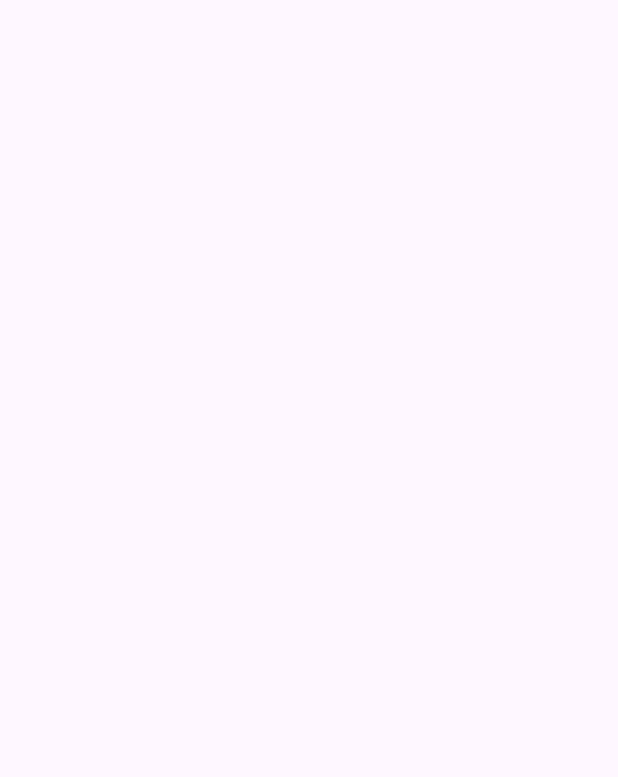
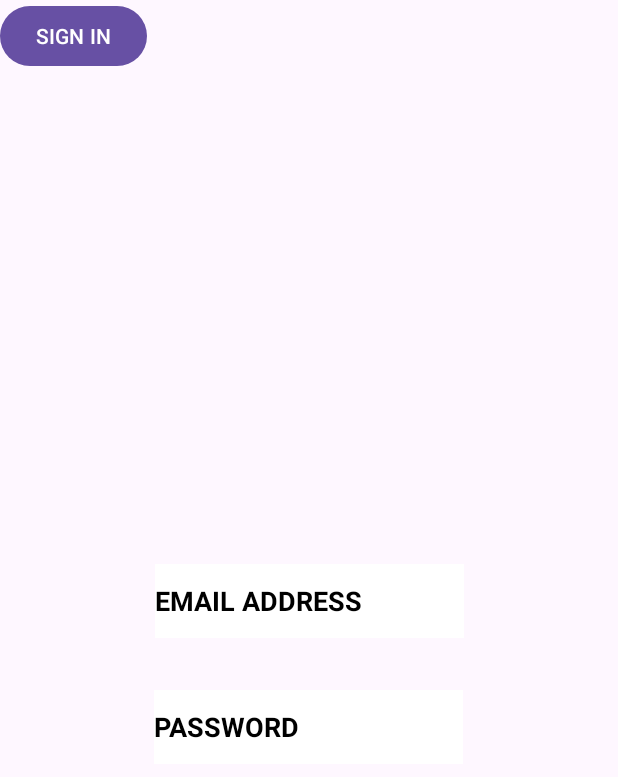
Before and after one commit to ritikbhatt20/Innotech, an Android app: the screen it shows after launch (MainActivity), on a phone screen of 412 x 824 dp. Before the commit the part shown is empty. Shown: the top 777 px of the screen. Run offline under Robolectric (Android 15) with nearby library versions, the phone set to English and light mode, and no system bars.

Commit message:
Second commit by Ananya

```diff
--- a/app/src/main/res/layout/activity_main.xml
+++ b/app/src/main/res/layout/activity_main.xml
@@ -7,4 +7,57 @@
     tools:context=".MainActivity">
 
 
+    <ImageView
+        android:id="@+id/imageView1"
+        android:layout_width="251dp"
+        android:layout_height="180dp"
+        app:layout_constraintBottom_toBottomOf="parent"
+        app:layout_constraintEnd_toEndOf="parent"
+        app:layout_constraintStart_toStartOf="parent"
+        app:layout_constraintTop_toTopOf="parent"
+        app:layout_constraintVertical_bias="0.232" />
+
+    <EditText
+        android:id="@+id/textView1"
+        android:layout_width="206dp"
+        android:layout_height="49dp"
+        android:layout_marginTop="376dp"
+        android:background="@color/white"
+        android:hint="EMAIL ADDRESS"
+        android:textColor="@color/black"
+        android:textColorHint="@color/black"
+        android:textStyle="bold"
+        app:layout_constraintEnd_toEndOf="parent"
+        app:layout_constraintHorizontal_bias="0.502"
+        app:layout_constraintStart_toStartOf="parent"
+        app:layout_constraintTop_toTopOf="parent"
+        tools:ignore="MissingConstraints" />
+
+    <EditText
+        android:id="@+id/textView2"
+        android:layout_width="206dp"
+        android:layout_height="49dp"
+        android:layout_marginTop="460dp"
+        android:background="@color/white"
+        android:hint="PASSWORD"
+        android:textColor="@color/black"
+        android:textColorHint="@color/black"
+        android:textStyle="bold"
+        app:layout_constraintEnd_toEndOf="parent"
+        app:layout_constraintHorizontal_bias="0.497"
+        app:layout_constraintStart_toStartOf="parent"
+        app:layout_constraintTop_toTopOf="parent"
+        tools:ignore="MissingConstraints" />
+
+    <Button
+        android:id="@+id/button"
+        android:layout_width="wrap_content"
+        android:layout_height="wrap_content"
+        android:text="SIGN IN"
+        tools:layout_editor_absoluteX="148dp"
+        tools:layout_editor_absoluteY="553dp"
+        tools:ignore="MissingConstraints" />
+
+
+
 </androidx.constraintlayout.widget.ConstraintLayout>
```
